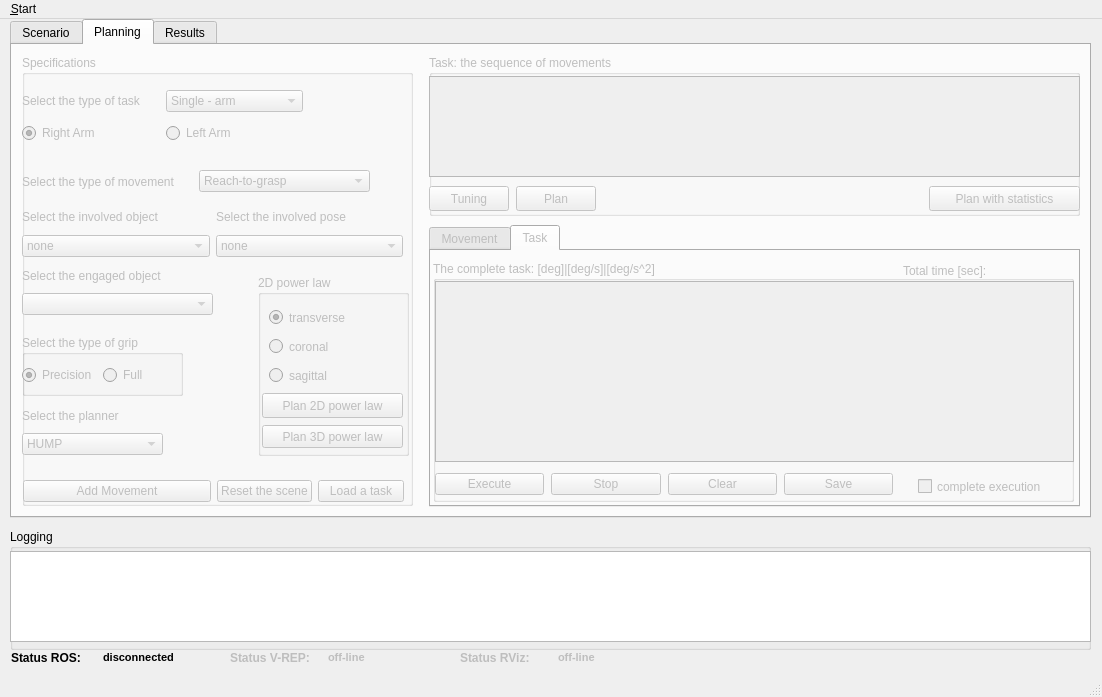
The window that ui/main_window.ui (JoaoQPereira/motion_manager) describes before a commit, drawn with Qt 5.
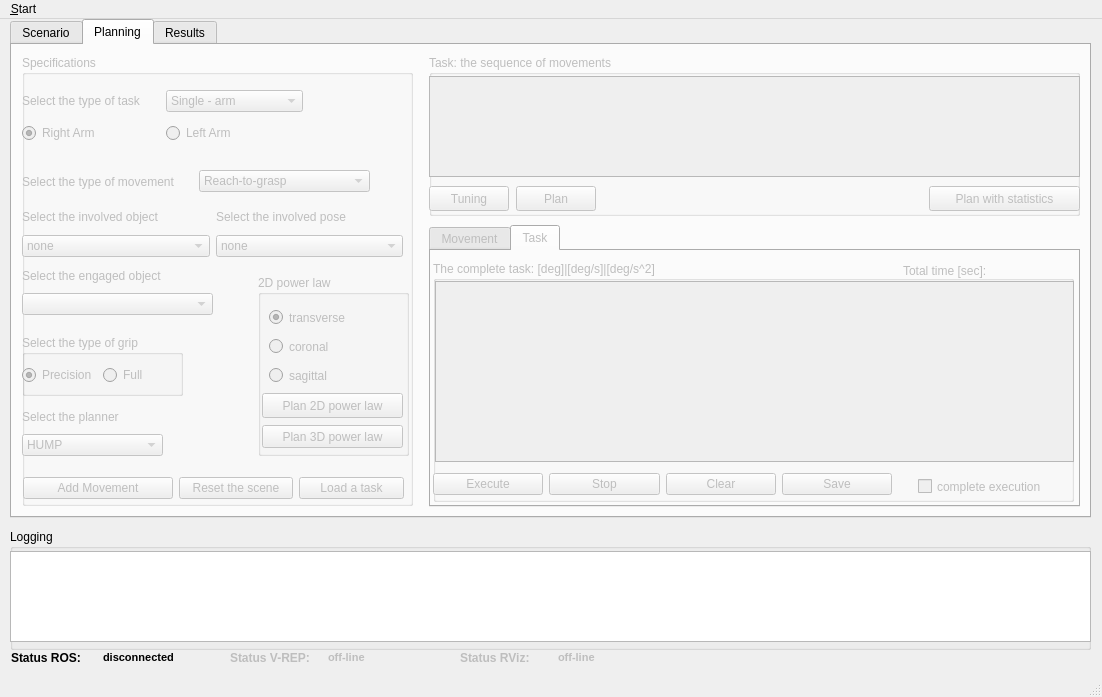
The same window after the commit. The open tabs and pages were chosen to show the change. Icons and pictures are not drawn. Custom widgets are drawn as their Qt base class.

Patch:
```diff
--- a/ui/main_window.ui
+++ b/ui/main_window.ui
@@ -563,7 +563,7 @@
          <x>0</x>
          <y>350</y>
          <width>141</width>
-         <height>50</height>
+         <height>51</height>
         </rect>
        </property>
        <layout class="QVBoxLayout" name="verticalLayout_2">
@@ -787,22 +787,26 @@
        <property name="geometry">
         <rect>
          <x>1</x>
-         <y>422</y>
+         <y>420</y>
          <width>381</width>
-         <height>29</height>
+         <height>27</height>
         </rect>
        </property>
-       <layout class="QHBoxLayout" name="horizontalLayout_14">
+       <layout class="QHBoxLayout" name="horizontalLayout">
         <item>
          <widget class="QPushButton" name="pushButton_addMov">
+          <property name="minimumSize">
+           <size>
+            <width>150</width>
+            <height>0</height>
+           </size>
+          </property>
           <property name="text">
            <string>Add Movement</string>
           </property>
          </widget>
         </item>
         <item>
-         <layout class="QHBoxLayout" name="horizontalLayout">
-          <item>
            <widget class="QPushButton" name="pushButton_scene_reset">
             <property name="text">
              <string>Reset the scene</string>
@@ -811,14 +815,18 @@
           </item>
           <item>
            <widget class="QPushButton" name="pushButton_load_task">
+          <property name="maximumSize">
+           <size>
+            <width>105</width>
+            <height>16777215</height>
+           </size>
+          </property>
             <property name="text">
              <string>Load a task</string>
             </property>
            </widget>
           </item>
          </layout>
-        </item>
-       </layout>
       </widget>
      </widget>
      <widget class="QGroupBox" name="groupBox_task">
@@ -1084,16 +1092,19 @@
           <string>complete execution</string>
          </property>
         </widget>
-        <widget class="QWidget" name="">
+        <widget class="QWidget" name="layoutWidget">
          <property name="geometry">
           <rect>
-           <x>1</x>
+           <x>0</x>
            <y>210</y>
            <width>461</width>
            <height>27</height>
           </rect>
          </property>
-         <layout class="QHBoxLayout" name="horizontalLayout_24">
+         <layout class="QHBoxLayout" name="horizontalLayout_14">
+          <property name="spacing">
+           <number>6</number>
+          </property>
           <item>
            <widget class="QPushButton" name="pushButton_execTask">
             <property name="minimumSize">
@@ -1104,7 +1115,7 @@
             </property>
             <property name="maximumSize">
              <size>
-              <width>109</width>
+              <width>110</width>
               <height>16777215</height>
              </size>
             </property>
@@ -1117,7 +1128,7 @@
            <widget class="QPushButton" name="pushButton_stop_task">
             <property name="maximumSize">
              <size>
-              <width>110</width>
+              <width>111</width>
               <height>16777215</height>
              </size>
             </property>
@@ -1130,7 +1141,7 @@
            <widget class="QPushButton" name="pushButton_clear_task">
             <property name="maximumSize">
              <size>
-              <width>109</width>
+              <width>110</width>
               <height>16777215</height>
              </size>
             </property>
@@ -1143,7 +1154,7 @@
            <widget class="QPushButton" name="pushButton_save_task">
             <property name="maximumSize">
              <size>
-              <width>109</width>
+              <width>110</width>
               <height>16777215</height>
              </size>
             </property>
```
Left out of the diff: 12 changed lines with no effect on the pictures. Lines whose indentation alone changed are shown as unchanged.
